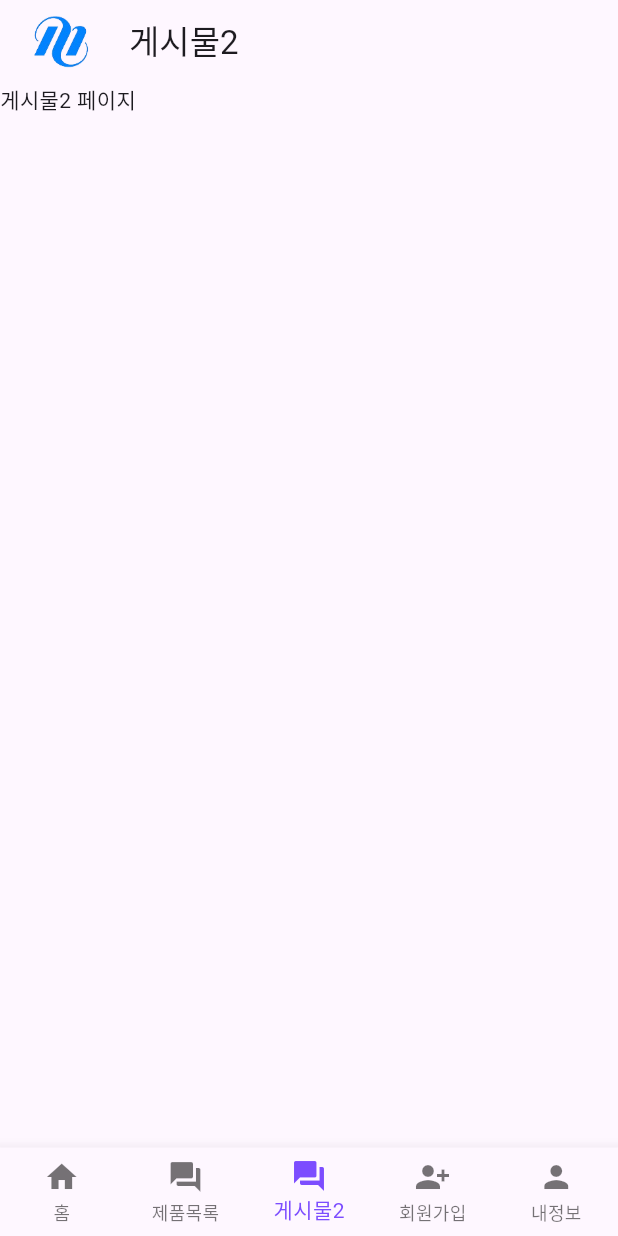
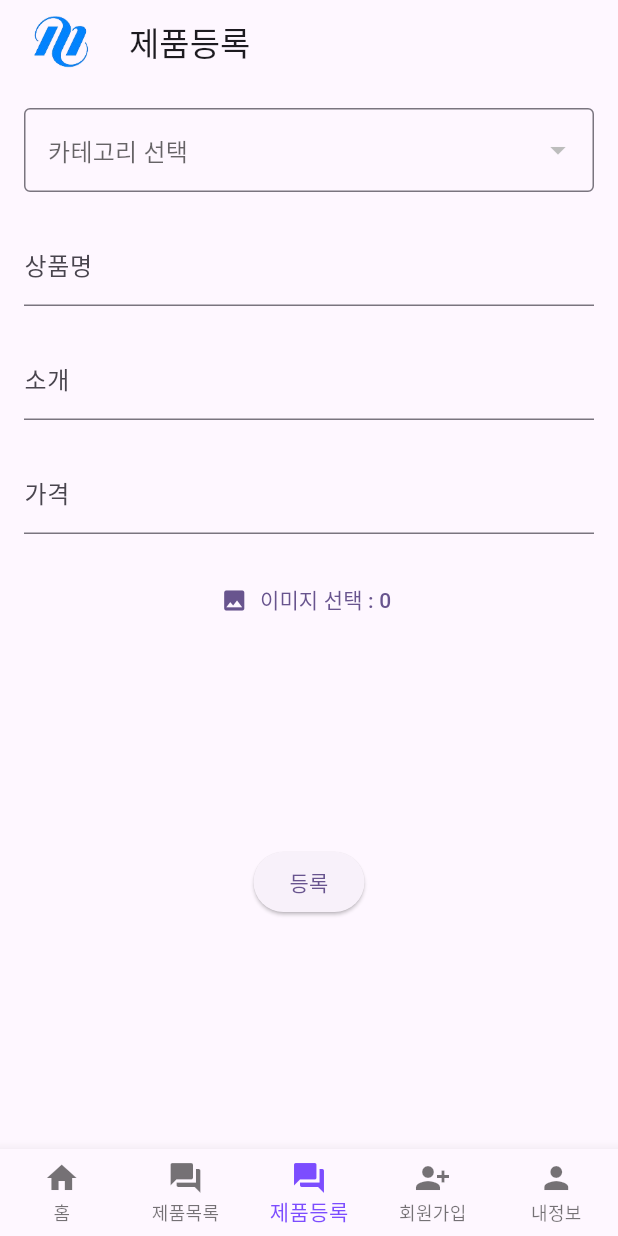
Before and after one commit to hanu1229/tj2024b_app, a Flutter app: the MainApp screen opened directly, item 3 of the bottom bar chosen, on a phone screen of 412 x 824 dp. Run offline on Flutter 3.47's test engine with Material 3 defaults, Android fonts, the phone set to English and light mode, and no system bars; our stand-ins replace dio, fluttertoast, image_picker, shared_preferences; accounts and stored records are empty; network calls fail.

Commit message:
2025-04-29 수업 끝 1. 이미지 업로드 하는 방법

```diff
--- a/lib/app/layout/main_app.dart
+++ b/lib/app/layout/main_app.dart
@@ -7,6 +7,7 @@ import "package:tj2024b_app/app/member/info.dart";
 import "package:tj2024b_app/app/member/login.dart";
 import "package:tj2024b_app/app/member/signup.dart";
 import "package:tj2024b_app/app/product/product_list.dart";
+import "package:tj2024b_app/app/product/product_register.dart";
 
 class MainApp extends StatefulWidget {
 
@@ -24,12 +25,12 @@ class _MainAppState extends State<MainApp> {
   List<Widget> pages = [
     Text("홈페이지"),
     ProductList(),
-    Text("게시물2 페이지"),
+    ProductRegister(),
     // Signup(),
     // Login(),
   ];
   // 페이지 상단 제목 리스트
-  List<String> pageTitle = ["홈", "제품목록", "게시물2", "회원가입", "로그인", "내정보"];
+  List<String> pageTitle = ["홈", "제품목록", "제품등록", "회원가입", "로그인", "내정보"];
   // 상태 변수 | 현재 클릭된 페이지를 확인하는 변수
   int selectedIndex = 0;
 
@@ -58,11 +59,11 @@ class _MainAppState extends State<MainApp> {
     pages = [
       Text("홈페이지"),
       ProductList(),
-      Text("게시물2 페이지"),
+      ProductRegister(),
       Signup(),
       _checkLogin ? Info() : Login()
     ];
-    pageTitle = ["홈", "제품목록", "게시물2", "회원가입", _checkLogin ? "내정보" : "로그인"];
+    pageTitle = ["홈", "제품목록", "제품등록", "회원가입", _checkLogin ? "내정보" : "로그인"];
 
   }
 
@@ -81,7 +82,7 @@ class _MainAppState extends State<MainApp> {
       pages = [
         Text("홈페이지"),
         ProductList(),
-        Text("게시물2 페이지"),
+        ProductRegister(),
         Signup(),
         _checkLogin ? Info() : Login()
       ];
@@ -122,7 +123,7 @@ class _MainAppState extends State<MainApp> {
         items: [
           BottomNavigationBarItem(icon : Icon(Icons.home), label: "홈"),
           BottomNavigationBarItem(icon : Icon(Icons.forum), label : "제품목록"),
-          BottomNavigationBarItem(icon : Icon(Icons.forum), label : "게시물2"),
+          BottomNavigationBarItem(icon : Icon(Icons.forum), label : "제품등록"),
           BottomNavigationBarItem(icon : Icon(Icons.person_add_alt_1), label : "회원가입"),
           // BottomNavigationBarItem(icon : Icon(Icons.login), label : "로그인"),
           // BottomNavigationBarItem(icon : Icon(Icons.person), label : "내정보"),
--- a/lib/app/member/info.dart
+++ b/lib/app/member/info.dart
@@ -4,6 +4,7 @@ import 'package:dio/dio.dart';
 import 'package:flutter/material.dart';
 import 'package:shared_preferences/shared_preferences.dart';
 import 'package:tj2024b_app/app/layout/main_app.dart';
+import 'package:tj2024b_app/app/server_url.dart';
 
 class Info extends StatefulWidget {
 
@@ -53,7 +54,7 @@ class _InfoState extends State<Info> {
         // dio.options.headers["Authorization"] = token;
         // 방법2 : dio.get(options : Options(headers : {"Authorization" : token}));
         final response = await dio.get(
-          "http://localhost:8080/member/info",
+          "$serverUrl/member/info",
           options : Options(
               headers : {"Authorization" : token}
           ),
@@ -81,7 +82,7 @@ class _InfoState extends State<Info> {
         final prefs = await SharedPreferences.getInstance();
         final token = prefs.getString("token");
         final response = await dio.get(
-          "http://localhost:8080/member/logout",
+          "$serverUrl/member/logout",
           options : Options(
             headers : {"Authorization" : token},
           ),
--- a/lib/app/member/login.dart
+++ b/lib/app/member/login.dart
@@ -3,6 +3,7 @@
 import "package:dio/dio.dart";
 import "package:flutter/material.dart";
 import "package:shared_preferences/shared_preferences.dart";
+import "package:tj2024b_app/app/server_url.dart";
 
 class Login extends StatefulWidget {
 
@@ -28,7 +29,7 @@ class _LoginState extends State<Login> {
         "email" : emailController.text,
         "password" : passwordController.text
       };
-      final response = await dio.post("http://localhost:8080/member/login", data : sendData);
+      final response = await dio.post("$serverUrl/member/login", data : sendData);
       data = response.data;
       if(data == "로그인 실패") {
         print(data);
--- a/lib/app/member/signup.dart
+++ b/lib/app/member/signup.dart
@@ -4,6 +4,7 @@ import "package:dio/dio.dart";
 import "package:flutter/material.dart";
 import "package:fluttertoast/fluttertoast.dart";
 import "package:tj2024b_app/app/member/login.dart";
+import "package:tj2024b_app/app/server_url.dart";
 
 class Signup extends StatefulWidget {
 
@@ -46,7 +47,7 @@ class _SignupState extends State<Signup> {
           ),
     );
     try {
-      final response = await dio.post("http://localhost:8080/member/signup", data : sendData);
+      final response = await dio.post("$serverUrl/member/signup", data : sendData);
       final data = response.data;
       Navigator.pop(context);
       Fluttertoast.showToast(
--- /dev/null
+++ b/lib/app/product/product_register.dart
@@ -0,0 +1,169 @@
+import 'dart:io';
+
+import 'package:dio/dio.dart';
+import 'package:flutter/material.dart';
+import 'package:image_picker/image_picker.dart';
+import 'package:shared_preferences/shared_preferences.dart';
+import 'package:tj2024b_app/app/server_url.dart';
+
+class ProductRegister extends StatefulWidget {
+
+  @override
+  State<ProductRegister> createState() => _ProductRegisterState();
+
+}
+
+class _ProductRegisterState extends State<ProductRegister> {
+
+  final TextEditingController pnameController = TextEditingController();
+  final TextEditingController pcontentController = TextEditingController();
+  final TextEditingController ppriceController = TextEditingController();
+  int? cno = 1;
+  Dio dio = Dio();
+  final String baseUrl = serverUrl;
+  List<dynamic> categoryList = [];
+
+  /// 이미지 피커
+  List<XFile> selectedImage = [];
+  void onSelectImage() async {
+    try {
+      ImagePicker picker = ImagePicker();
+      // 사용자가 선택한 이미지들을 XFile 파일로 반환
+      List<XFile> pickerFiles = await picker.pickMultiImage();
+      if(pickerFiles.isNotEmpty) { setState(() { selectedImage = pickerFiles; }); }
+    } catch(e) {
+      print(e);
+    }
+  }
+
+  /// 카테고리 조회 요청 함수
+  void onCategory() async {
+    try {
+      final response = await dio.get("$baseUrl/product/category");
+      setState(() { categoryList = response.data; print(categoryList); });
+    } catch(e) {
+      print(e);
+    }
+  }
+
+  /// 제품 등록 요청 함수 ( + FormData )
+  void onRegister() async {
+    try {
+      final prefs = await SharedPreferences.getInstance();
+      final token = prefs.getString("token");
+      if(token == null) { print("로그인 후 가능합니다."); return; }
+      FormData formData = FormData();
+      // 필드명은 자바의 DTO 필드명과 동일함
+      // formData.fields.add(MapEntry("필드명" : "값"));
+      formData.fields.add(MapEntry("pname", pnameController.text));
+      formData.fields.add(MapEntry("pcontent", pcontentController.text));
+      formData.fields.add(MapEntry("pprice", ppriceController.text));
+      formData.fields.add(MapEntry("cno", "$cno"));
+      for(XFile image in selectedImage) {
+        final file = await MultipartFile.fromFile(image.path, filename : image.name);
+        formData.files.add(MapEntry("files", file));
+      }
+      Options options = Options(headers : {"Authorization" : token});
+      final response = await dio.post("$baseUrl/product/register", data : formData, options : options);
+      if(response.statusCode == 201 && response.data == true) {
+        print("제품 등록 성공");
+      }
+    } catch(e) {
+      print(e);
+    }
+  }
+
+  @override
+  void initState() {
+    super.initState();
+    onCategory();
+  }
+
+  @override
+  Widget build(BuildContext context) {
+
+    /// 카테고리 드롭다운 위젯 함수
+    Widget CategoryDropdown() {
+      return DropdownButtonFormField(
+        value : cno,
+        hint : Text("카테고리 선택"),
+        dropdownColor : Colors.white,
+        decoration : InputDecoration(
+          border : OutlineInputBorder(),
+        ),
+        items: categoryList.map((category) {
+          return DropdownMenuItem<int>(
+            value : category["cno"],
+            child: Text("${category["cname"]}"),
+          );
+        }).toList(),
+        onChanged: (value) { setState(() { cno = value; print("cno = $cno"); }); },
+      );
+    }
+
+    /// 선택한 이미지 미리보기 함수
+    Widget ImagePreview() {
+      return Container(
+        height : 100,
+        child : ListView.builder(
+          scrollDirection : Axis.horizontal,
+          itemCount : selectedImage.length,
+          itemBuilder : (context, index) {
+            final XFile xFile = selectedImage[index];
+            return Padding(
+              padding : EdgeInsets.all(5),
+              child : SizedBox(
+                width : 100,
+                height : 100,
+                child : Image.file(File(xFile.path)),
+              ),
+            );
+          }
+        ),
+      );
+    }
+
+    return Scaffold(
+      body : Container(
+        padding : EdgeInsets.all(16),
+        child : Column(
+          children : [
+            CategoryDropdown(),
+            SizedBox(height : 20),
+            TextField(
+              controller : pnameController,
+              decoration : InputDecoration(
+                labelText : "상품명",
+              ),
+            ),
+            SizedBox(height : 20),
+            TextField(
+              controller : pcontentController,
+              decoration : InputDecoration(
+                labelText : "소개",
+              ),
+            ),
+            SizedBox(height : 20),
+            TextField(
+              controller : ppriceController,
+              decoration : InputDecoration(
+                labelText : "가격",
+              ),
+            ),
+            SizedBox(height : 20),
+            TextButton.icon(
+              onPressed: () { onSelectImage(); },
+              icon : Icon(Icons.image),
+              label: Text("이미지 선택 : ${selectedImage.length}"),
+            ),
+            SizedBox(height : 20),
+            ImagePreview(),
+            SizedBox(height : 20),
+            ElevatedButton(onPressed: () { onRegister(); }, child: Text("등록"))
+          ],
+        ),
+      ),
+    );
+  }
+
+}
--- /dev/null
+++ b/lib/app/server_url.dart
@@ -0,0 +1 @@
+String serverUrl = "http://192.168.40.38:8080";
--- a/pubspec.yaml
+++ b/pubspec.yaml
@@ -41,6 +41,8 @@ dependencies:
   shared_preferences: ^2.5.3
   # toast 알림창
   fluttertoast: ^8.2.12
+  # 이미지
+  image_picker: ^1.1.2
 
 dev_dependencies:
   flutter_test:
```
Also changed, not shown: lib/app/product/product_list.dart (+9 -1 lines), lib/app/product/product_view.dart (+65 -1 lines), pubspec.lock, 5 other files.
